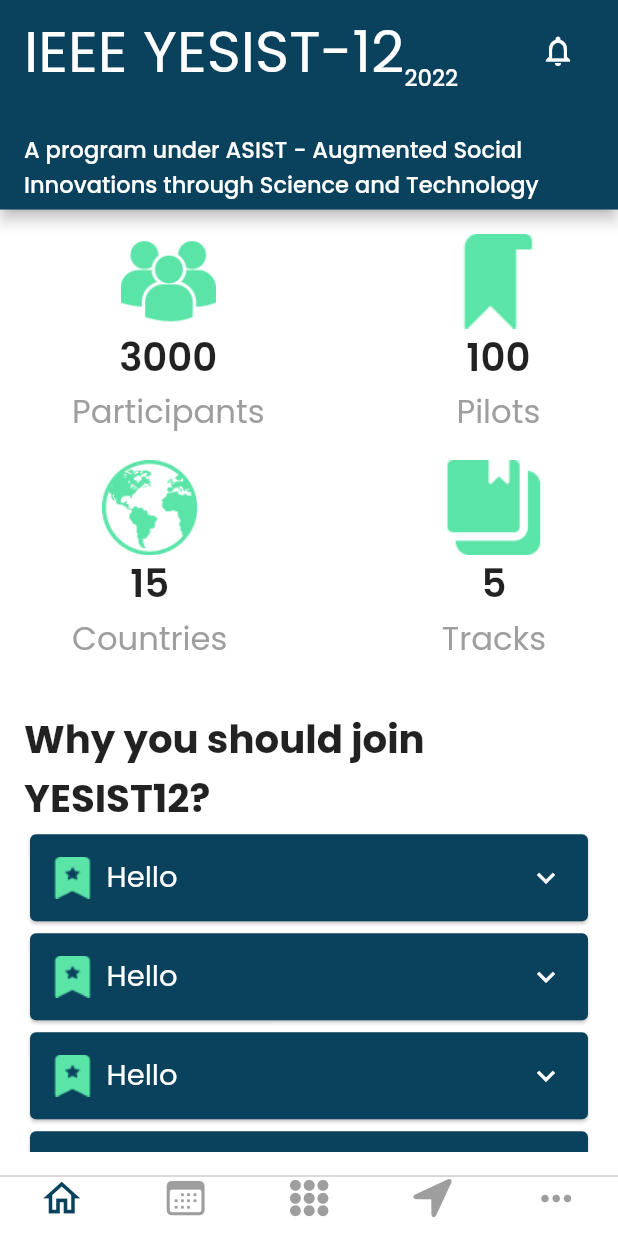
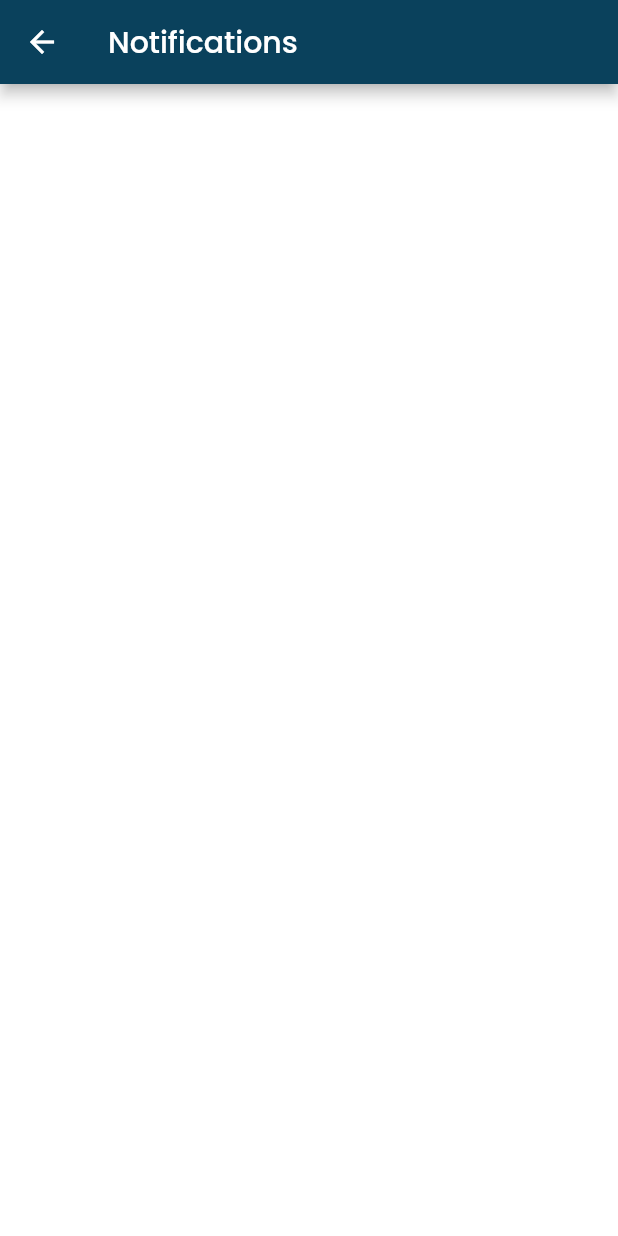
Before and after one commit to ahmadexe/YESIST12-iOS-App, a Flutter app: the screen it shows after launch, after a tap on the "notifications none" icon, on a phone screen of 412 x 824 dp. Run offline on Flutter 3.47's test engine with Material 2 defaults, Android fonts, the phone set to English and light mode, and no system bars; our stand-ins replace cached_network_image, form_builder_validators; network calls fail.

```diff
--- a/lib/screens/home/home_screen.dart
+++ b/lib/screens/home/home_screen.dart
@@ -1,6 +1,7 @@
 import 'package:flutter/material.dart';
 import 'package:yesist_ios_app/configs/configs.dart';
 import 'package:yesist_ios_app/configs/static_colors.dart';
+import 'package:yesist_ios_app/screens/notifications/notifications_screen.dart';
 import 'package:yesist_ios_app/static/constants.dart';
 
 part 'widgets/_resources_tile.dart';
@@ -34,7 +35,10 @@ class HomeScreen extends StatelessWidget {
                   ],
                 ),
                 IconButton(
-                    onPressed: () {},
+                    onPressed: () {
+                      Navigator.of(context).push(MaterialPageRoute(
+                          builder: (_) => const NotificationsScreen()));
+                    },
                     icon: const Icon(Icons.notifications_none))
               ],
             ),
--- /dev/null
+++ b/lib/screens/notifications/notifications_screen.dart
@@ -0,0 +1,16 @@
+import 'package:flutter/material.dart';
+
+class NotificationsScreen extends StatelessWidget {
+  const NotificationsScreen({super.key});
+
+  @override
+  Widget build(BuildContext context) {
+    return Scaffold(
+      appBar: AppBar(
+        title: const Text('Notifications'),
+        centerTitle: false,
+      ),
+      body: const Center(),
+    );
+  }
+}
```
Also changed, not shown: lib/models/notification.dart (added, +62 -0 lines).
